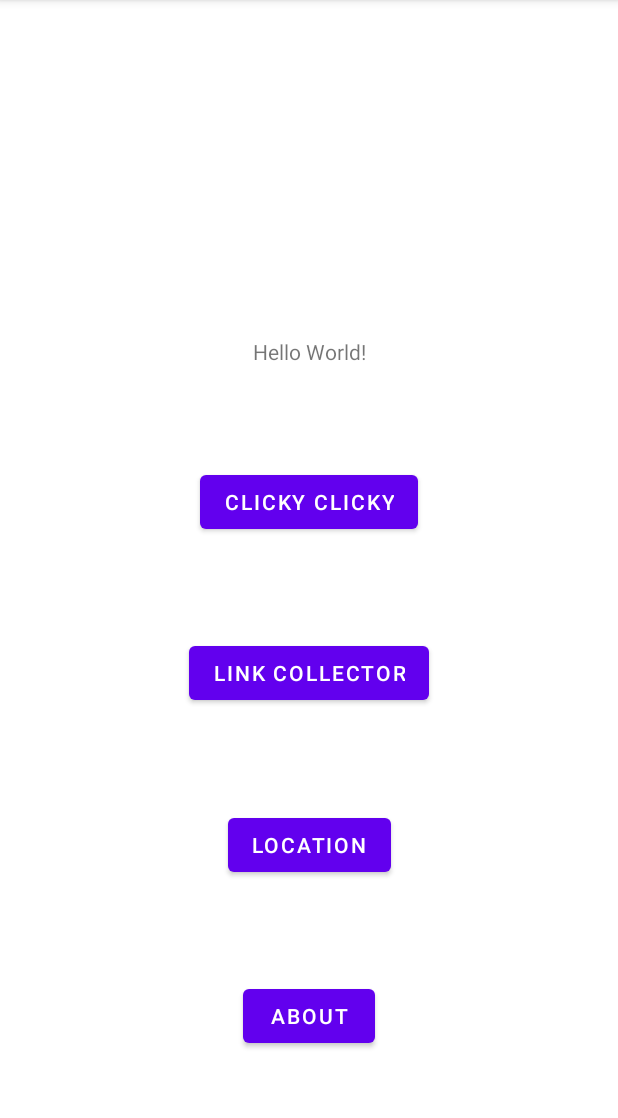
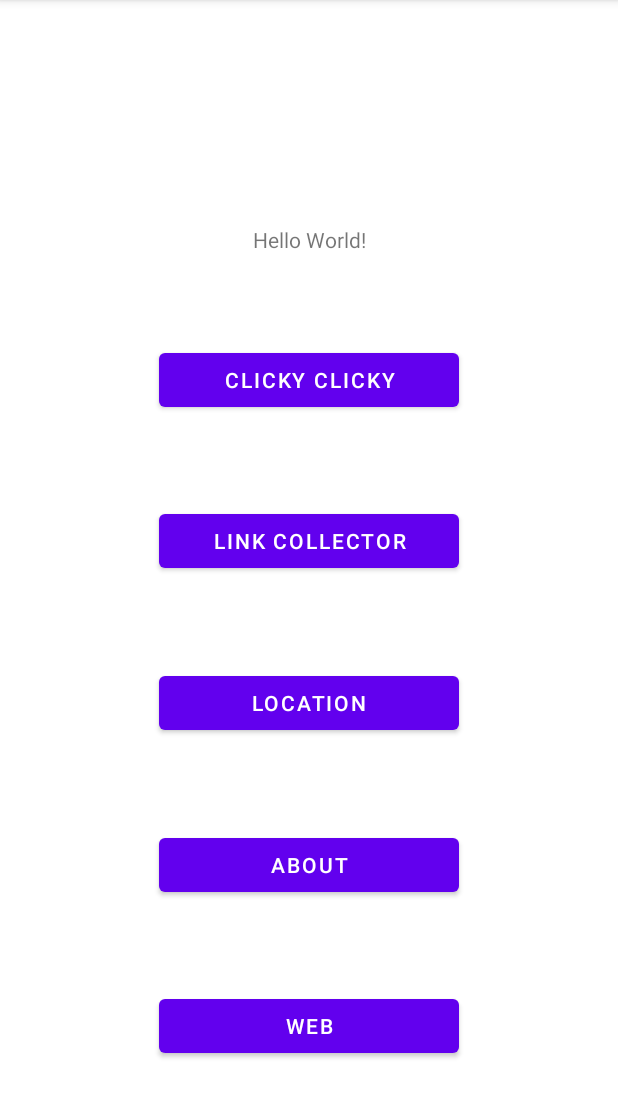
Before and after one commit to Jingyi-MASY/5520MAD-Jingyi-Ji, an Android app: the screen it shows after launch (MainActivity), on a phone screen of 412 x 824 dp, the part 84-1202 px from its top. Run offline under Robolectric (Android 15) with nearby library versions, the phone set to English and light mode, and no system bars.

Commit message:
10/10/2021 3:29

```diff
--- a/app/src/main/java/edu/neu/madcourse/numad21fa_jingyiji/MainActivity.java
+++ b/app/src/main/java/edu/neu/madcourse/numad21fa_jingyiji/MainActivity.java
@@ -39,4 +39,9 @@ public class MainActivity extends AppCompatActivity {
         startActivity(intent);
     }
 
+    public void Web(View view) {
+        Intent intent = new Intent(this, Web.class);
+        startActivity(intent);
+    }
+
 }
--- a/app/src/main/res/layout/activity_main.xml
+++ b/app/src/main/res/layout/activity_main.xml
@@ -14,24 +14,25 @@
         android:text="Hello World!"
         app:layout_constraintBottom_toBottomOf="parent"
         app:layout_constraintLeft_toLeftOf="parent"
-        app:layout_constraintVertical_bias="0.3"
+        app:layout_constraintVertical_bias="0.2
+"
         app:layout_constraintRight_toRightOf="parent"
         app:layout_constraintTop_toTopOf="parent" />
 
     <Button
         android:id="@+id/about"
-        android:layout_width="wrap_content"
+        android:layout_width="200dp"
         android:layout_height="wrap_content"
         android:onClick="aboutToast"
         android:text="About"
-        app:layout_constraintBottom_toBottomOf="parent"
+        app:layout_constraintBottom_toTopOf="@id/web"
         app:layout_constraintEnd_toEndOf="parent"
         app:layout_constraintStart_toStartOf="parent"
         app:layout_constraintTop_toBottomOf="@+id/location" />
 
     <Button
         android:id="@+id/location"
-        android:layout_width="wrap_content"
+        android:layout_width="200dp"
         android:layout_height="wrap_content"
         android:onClick="Location"
         android:text="Location"
@@ -41,8 +42,19 @@
         app:layout_constraintTop_toBottomOf="@+id/link" />
 
     <Button
+        android:id="@+id/web"
+        android:layout_width="200dp"
+        android:layout_height="wrap_content"
+        android:onClick="Web"
+        android:text="Web"
+        app:layout_constraintBottom_toBottomOf="parent"
+        app:layout_constraintEnd_toEndOf="parent"
+        app:layout_constraintStart_toStartOf="parent"
+        app:layout_constraintTop_toBottomOf="@+id/about" />
+
+    <Button
         android:id="@+id/link"
-        android:layout_width="wrap_content"
+        android:layout_width="200dp"
         android:layout_height="wrap_content"
         android:onClick="linkCollector"
         android:text="Link Collector"
@@ -54,7 +66,7 @@
 
     <Button
         android:id="@+id/clicky"
-        android:layout_width="wrap_content"
+        android:layout_width="200dp"
         android:layout_height="wrap_content"
         android:onClick="Clicky"
         android:text="Clicky Clicky"
```
Also changed, not shown: app/src/main/AndroidManifest.xml (+10 -3 lines), app/src/main/java/edu/neu/madcourse/numad21fa_jingyiji/Location.java (+4 -4 lines), app/src/main/java/edu/neu/madcourse/numad21fa_jingyiji/Web.java (added, +163 -0 lines), app/src/main/res/layout/activity_web.xml (added, +76 -0 lines).
